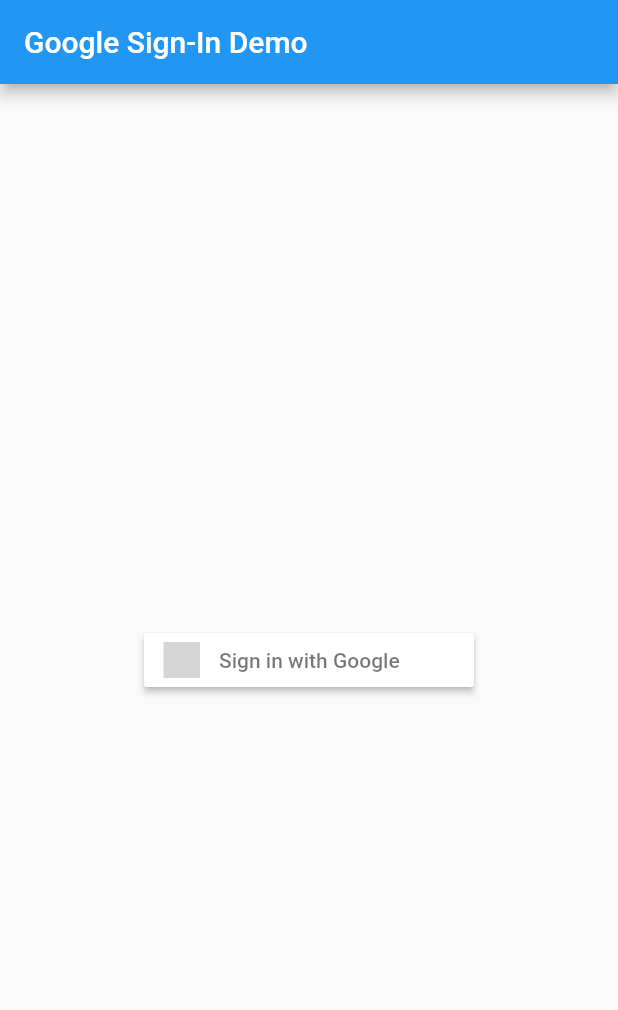
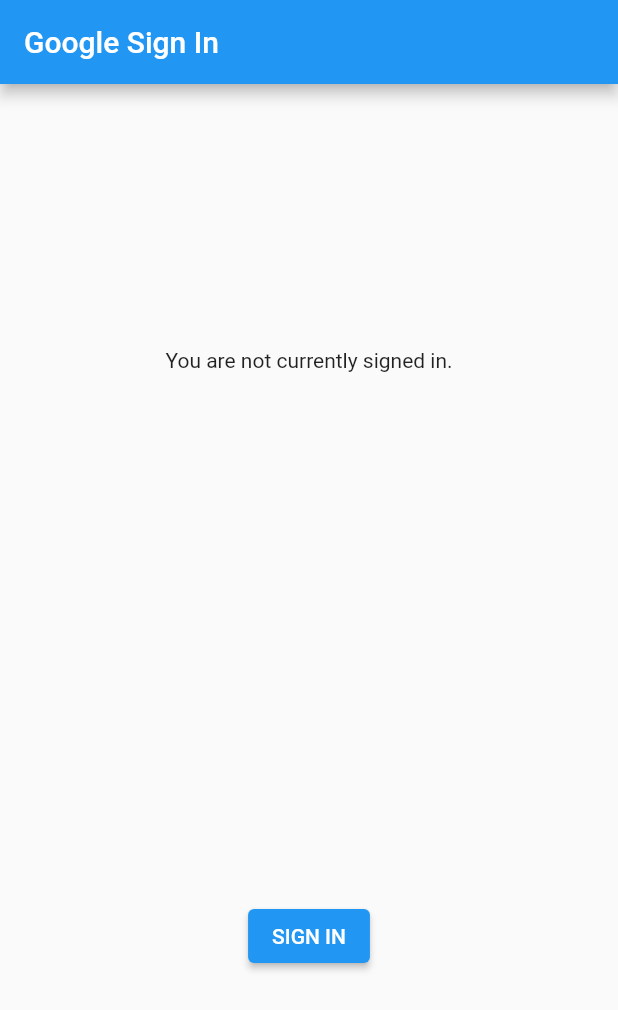
Before and after one commit to y-moriya/hello_web, a Flutter app: the screen it shows after launch, on a phone screen of 412 x 824 dp. Shown: the top 1010 px of the screen. Run offline on Flutter 3.47's test engine with Material 2 defaults, Android fonts, the phone set to English and light mode, and no system bars; our stand-ins replace firebase_core, google_sign_in; accounts and stored records are empty; grey boxes are pictures that could not be loaded.

Commit message:
Replace implementation of google sign in to contacts sample

```diff
--- a/lib/main.dart
+++ b/lib/main.dart
@@ -1,209 +1,165 @@
-import 'package:firebase_auth_platform_interface/firebase_auth_platform_interface.dart';
-import 'package:firebase_auth_web/firebase_auth_web.dart';
+// Copyright 2013 The Flutter Authors. All rights reserved.
+// Use of this source code is governed by a BSD-style license that can be
+// found in the LICENSE file.
+
+// ignore_for_file: public_member_api_docs
+
+import 'dart:async';
+import 'dart:convert' show json;
+
 import 'package:firebase_core/firebase_core.dart';
+import "package:http/http.dart" as http;
 import 'package:flutter/material.dart';
-import 'package:flutter_signin_button/flutter_signin_button.dart';
 import 'package:google_sign_in/google_sign_in.dart';
 
+GoogleSignIn _googleSignIn = GoogleSignIn(
+  // Optional clientId
+  clientId:
+      '302767604039-34jpngvvi66vjrdkrshptctpp2pna6ej.apps.googleusercontent.com',
+  scopes: <String>[
+    'email',
+    'https://www.googleapis.com/auth/contacts.readonly',
+  ],
+);
+
 Future<void> main() async {
-  try {
-    WidgetsFlutterBinding.ensureInitialized();
-    await Firebase.initializeApp();
-  } catch (e) {
-    print(e);
-  }
-
-  runApp(const MyApp());
+  WidgetsFlutterBinding.ensureInitialized();
+  await Firebase.initializeApp();
+  runApp(
+    MaterialApp(
+      title: 'Google Sign In',
+      home: SignInDemo(),
+    ),
+  );
 }
 
-class SignInWidget extends StatefulWidget {
-  const SignInWidget({Key? key}) : super(key: key);
-
+class SignInDemo extends StatefulWidget {
   @override
-  State createState() => SignInWidgetState();
+  State createState() => SignInDemoState();
 }
 
-class SignInWidgetState extends State<SignInWidget> {
-  final _auth = FirebaseAuthWeb.instance;
+class SignInDemoState extends State<SignInDemo> {
+  GoogleSignInAccount? _currentUser;
+  String _contactText = '';
 
   @override
   void initState() {
     super.initState();
-    _auth.authStateChanges().listen((UserPlatform? user) {
-      if (user == null) {
-        print('User is currently signed out!');
+    _googleSignIn.onCurrentUserChanged.listen((GoogleSignInAccount? account) {
+      setState(() {
+        _currentUser = account;
+      });
+      if (_currentUser != null) {
+        _handleGetContact(_currentUser!);
+      }
+    });
+    _googleSignIn.signInSilently();
+  }
+
+  Future<void> _handleGetContact(GoogleSignInAccount user) async {
+    setState(() {
+      _contactText = "Loading contact info...";
+    });
+    final http.Response response = await http.get(
+      Uri.parse('https://people.googleapis.com/v1/people/me/connections'
+          '?requestMask.includeField=person.names'),
+      headers: await user.authHeaders,
+    );
+    if (response.statusCode != 200) {
+      setState(() {
+        _contactText = "People API gave a ${response.statusCode} "
+            "response. Check logs for details.";
+      });
+      print('People API ${response.statusCode} response: ${response.body}');
+      return;
+    }
+    final Map<String, dynamic> data = json.decode(response.body);
+    final String? namedContact = _pickFirstNamedContact(data);
+    setState(() {
+      if (namedContact != null) {
+        _contactText = "I see you know $namedContact!";
       } else {
-        print('User is signed in!');
+        _contactText = "No contacts to display.";
       }
     });
   }
 
-  // Googleを使ってサインイン
-  Future<UserCredentialPlatform> signInWithGoogle() async {
-    // 認証フローのトリガー
-    final googleUser = await GoogleSignIn(scopes: [
-      'email',
-    ]).signIn();
-    // リクエストから、認証情報を取得
-    final googleAuth = await googleUser!.authentication;
-    // クレデンシャルを新しく作成
-    final credential = GoogleAuthProvider.credential(
-      accessToken: googleAuth.accessToken,
-      idToken: googleAuth.idToken,
+  String? _pickFirstNamedContact(Map<String, dynamic> data) {
+    final List<dynamic>? connections = data['connections'];
+    final Map<String, dynamic>? contact = connections?.firstWhere(
+      (dynamic contact) => contact['names'] != null,
+      orElse: () => null,
     );
-    // サインインしたら、UserCredentialを返す
-    return FirebaseAuthWeb.instance.signInWithCredential(credential);
+    if (contact != null) {
+      final Map<String, dynamic>? name = contact['names'].firstWhere(
+        (dynamic name) => name['displayName'] != null,
+        orElse: () => null,
+      );
+      if (name != null) {
+        return name['displayName'];
+      }
+    }
+    return null;
+  }
+
+  Future<void> _handleSignIn() async {
+    try {
+      await _googleSignIn.signIn();
+    } catch (error) {
+      print(error);
+    }
+  }
+
+  Future<void> _handleSignOut() => _googleSignIn.disconnect();
+
+  Widget _buildBody() {
+    GoogleSignInAccount? user = _currentUser;
+    if (user != null) {
+      return Column(
+        mainAxisAlignment: MainAxisAlignment.spaceAround,
+        children: <Widget>[
+          ListTile(
+            leading: GoogleUserCircleAvatar(
+              identity: user,
+            ),
+            title: Text(user.displayName ?? ''),
+            subtitle: Text(user.email),
+          ),
+          const Text("Signed in successfully."),
+          Text(_contactText),
+          ElevatedButton(
+            child: const Text('SIGN OUT'),
+            onPressed: _handleSignOut,
+          ),
+          ElevatedButton(
+            child: const Text('REFRESH'),
+            onPressed: () => _handleGetContact(user),
+          ),
+        ],
+      );
+    } else {
+      return Column(
+        mainAxisAlignment: MainAxisAlignment.spaceAround,
+        children: <Widget>[
+          const Text("You are not currently signed in."),
+          ElevatedButton(
+            child: const Text('SIGN IN'),
+            onPressed: _handleSignIn,
+          ),
+        ],
+      );
+    }
   }
 
   @override
   Widget build(BuildContext context) {
-    FirebaseAuthWeb.instance.authStateChanges().listen((UserPlatform? user) {
-      if (user == null) {
-        print('User is currently signed out!');
-      } else {
-        print('User is signed in!');
-      }
-    });
     return Scaffold(
-      appBar: AppBar(
-        title: const Text(
-          'Google Sign-In Demo',
+        appBar: AppBar(
+          title: const Text('Google Sign In'),
         ),
-      ),
-      body: Center(
-        child: Column(
-          mainAxisAlignment: MainAxisAlignment.center,
-          children: [
-            SignInButton(
-              Buttons.Google,
-              onPressed: () async {
-                try {
-                  final userCredential = await signInWithGoogle();
-                  print(
-                      'login succeeded. email: ${userCredential.user?.email}, name: ${userCredential.user?.displayName}');
-                } on FirebaseAuthException catch (e) {
-                  print('FirebaseAuthException');
-                  print(e.toString());
-                  print('${e.code}');
-                } on Exception catch (e) {
-                  print('Exception');
-                  print('${e.toString()}');
-                }
-              },
-            ),
-          ],
-        ),
-      ),
-    );
+        body: ConstrainedBox(
+          constraints: const BoxConstraints.expand(),
+          child: _buildBody(),
+        ));
   }
 }
-
-class MyApp extends StatelessWidget {
-  const MyApp({Key? key}) : super(key: key);
-
-  // This widget is the root of your application.
-  @override
-  Widget build(BuildContext context) {
-    return MaterialApp(
-      title: 'Flutter Demo',
-      theme: ThemeData(
-        // This is the theme of your application.
-        //
-        // Try running your application with "flutter run". You'll see the
-        // application has a blue toolbar. Then, without quitting the app, try
-        // changing the primarySwatch below to Colors.green and then invoke
-        // "hot reload" (press "r" in the console where you ran "flutter run",
-        // or simply save your changes to "hot reload" in a Flutter IDE).
-        // Notice that the counter didn't reset back to zero; the application
-        // is not restarted.
-        primarySwatch: Colors.blue,
-      ),
-      home: const SignInWidget(),
-    );
-  }
-}
-
-class MyHomePage extends StatefulWidget {
-  const MyHomePage({Key? key, required this.title}) : super(key: key);
-
-  // This widget is the home page of your application. It is stateful, meaning
-  // that it has a State object (defined below) that contains fields that affect
-  // how it looks.
-
-  // This class is the configuration for the state. It holds the values (in this
-  // case the title) provided by the parent (in this case the App widget) and
-  // used by the build method of the State. Fields in a Widget subclass are
-  // always marked "final".
-
-  final String title;
-
-  @override
-  State<MyHomePage> createState() => _MyHomePageState();
-}
-
-class _MyHomePageState extends State<MyHomePage> {
-  int _counter = 0;
-
-  void _incrementCounter() {
-    setState(() {
-      // This call to setState tells the Flutter framework that something has
-      // changed in this State, which causes it to rerun the build method below
-      // so that the display can reflect the updated values. If we changed
-      // _counter without calling setState(), then the build method would not be
-      // called again, and so nothing would appear to happen.
-      _counter++;
-    });
-  }
-
-  @override
-  Widget build(BuildContext context) {
-    // This method is rerun every time setState is called, for instance as done
-    // by the _incrementCounter method above.
-    //
-    // The Flutter framework has been optimized to make rerunning build methods
-    // fast, so that you can just rebuild anything that needs updating rather
-    // than having to individually change instances of widgets.
-    return Scaffold(
-      appBar: AppBar(
-        // Here we take the value from the MyHomePage object that was created by
-        // the App.build method, and use it to set our appbar title.
-        title: Text(widget.title),
-      ),
-      body: Center(
-        // Center is a layout widget. It takes a single child and positions it
-        // in the middle of the parent.
-        child: Column(
-          // Column is also a layout widget. It takes a list of children and
-          // arranges them vertically. By default, it sizes itself to fit its
-          // children horizontally, and tries to be as tall as its parent.
-          //
-          // Invoke "debug painting" (press "p" in the console, choose the
-          // "Toggle Debug Paint" action from the Flutter Inspector in Android
-          // Studio, or the "Toggle Debug Paint" command in Visual Studio Code)
-          // to see the wireframe for each widget.
-          //
-          // Column has various properties to control how it sizes itself and
-          // how it positions its children. Here we use mainAxisAlignment to
-          // center the children vertically; the main axis here is the vertical
-          // axis because Columns are vertical (the cross axis would be
-          // horizontal).
-          mainAxisAlignment: MainAxisAlignment.center,
-          children: <Widget>[
-            const Text(
-              'You have pushed the button this many times:',
-            ),
-            Text(
-              '$_counter',
-              style: Theme.of(context).textTheme.headline4,
-            ),
-          ],
-        ),
-      ),
-      floatingActionButton: FloatingActionButton(
-        onPressed: _incrementCounter,
-        tooltip: 'Increment',
-        child: const Icon(Icons.add),
-      ), // This trailing comma makes auto-formatting nicer for build methods.
-    );
-  }
-}
--- a/pubspec.yaml
+++ b/pubspec.yaml
@@ -40,6 +40,7 @@
   flutter_signin_button: ^2.0.0
   firebase_auth_web: ^3.2.0
   firebase_auth_platform_interface: ^6.1.4
+  http: ^0.13.4
 
 dev_dependencies:
   flutter_test:
```
Also changed, not shown: pubspec.lock, 3 other files.
